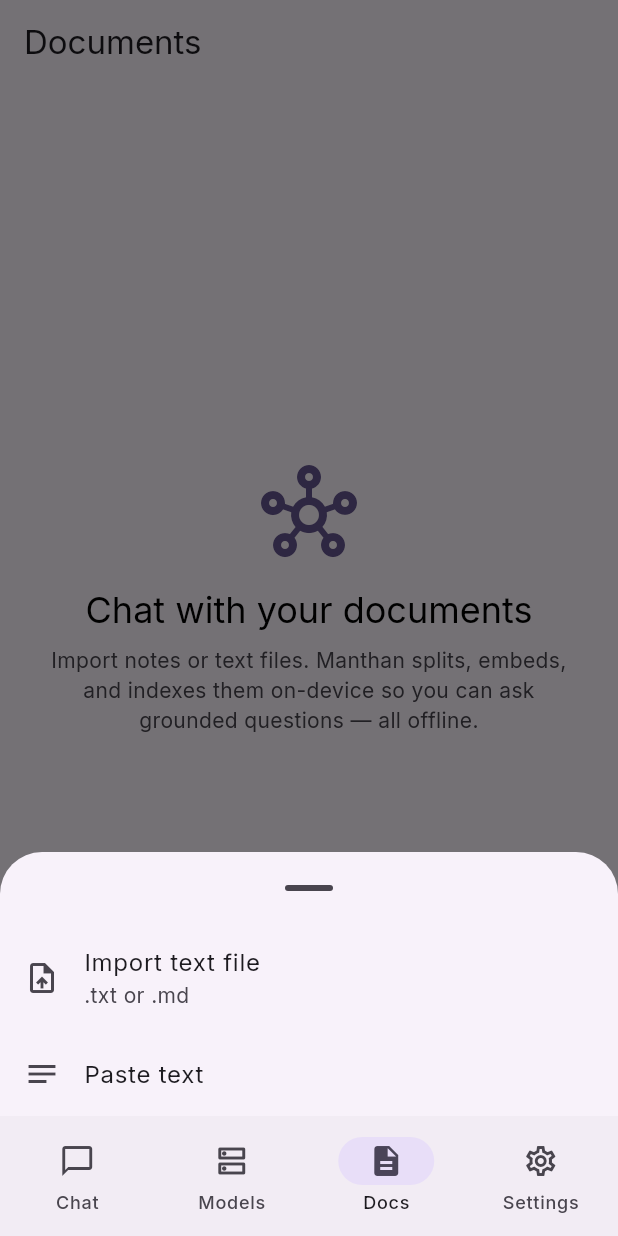
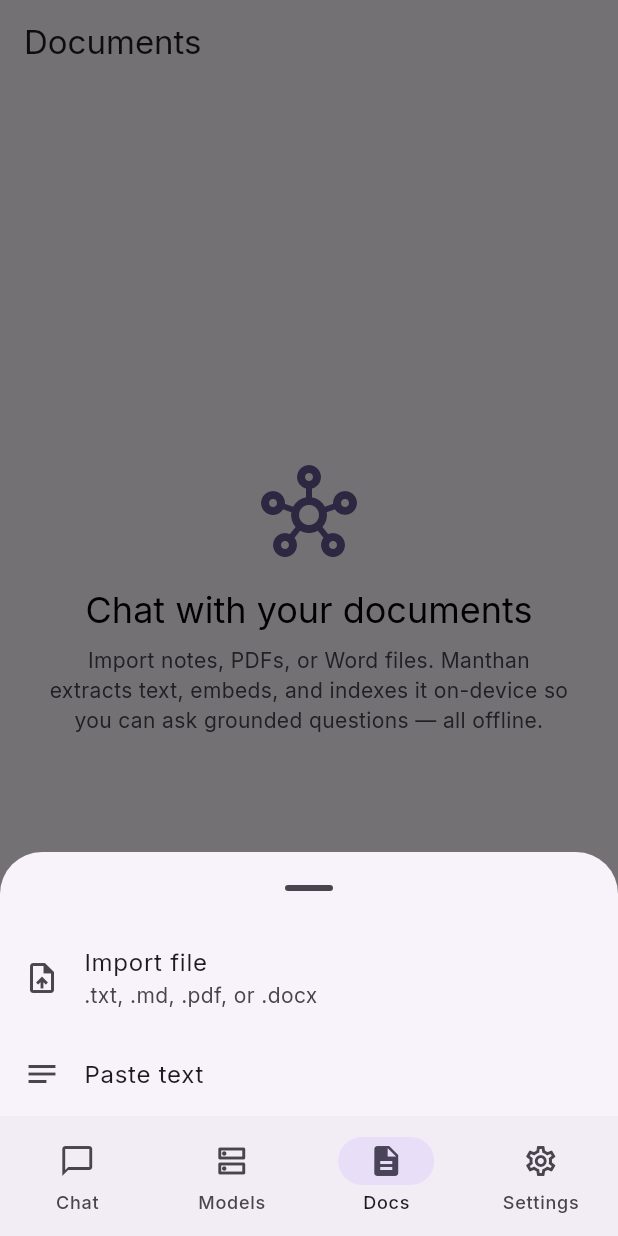
Before and after one commit to Ayushd70/manthan, a Flutter app: the DocumentsPage screen opened by its route, after a tap on "Add document", on a phone screen of 412 x 824 dp. Run offline on Flutter 3.47's test engine with Material 3 defaults, Android fonts, the phone set to English and light mode, and no system bars; drawn by our look-alikes of dynamic_color; our stand-ins replace dio, equatable, file_picker, flutter_animate, flutter_riverpod, flutter_tts and 6 more; missing offline and left inert: flutter_gemma, gpt_markdown, llama_cpp_dart, syncfusion_flutter_pdf; accounts and stored records are empty; generated files the repository leaves out were written again.

Commit message:
Add PDF and DOCX import for on-device RAG indexing.
Extract text via Syncfusion for PDFs and OOXML parsing for Word files,
with clear errors for unsupported or image-only documents.

Signed-off-by: Ayush Dubey <ayushdubey70@gmail.com>

```diff
--- /dev/null
+++ b/lib/features/rag/domain/document_import.dart
@@ -0,0 +1,9 @@
+/// Thrown when a document file cannot be converted to plain text.
+class DocumentImportException implements Exception {
+  const DocumentImportException(this.message);
+
+  final String message;
+
+  @override
+  String toString() => message;
+}
--- a/lib/features/rag/presentation/documents_page.dart
+++ b/lib/features/rag/presentation/documents_page.dart
@@ -1,15 +1,18 @@
 import 'dart:async';
-import 'dart:convert';
 
 import 'package:file_picker/file_picker.dart';
 import 'package:flutter/material.dart';
 import 'package:flutter_riverpod/flutter_riverpod.dart';
 import 'package:manthan/core/utils/formatters.dart';
 import 'package:manthan/features/rag/application/rag_controller.dart';
+import 'package:manthan/features/rag/data/document_text_extractor.dart';
+import 'package:manthan/features/rag/domain/document_import.dart';
 
 /// Manages documents imported for retrieval-augmented generation.
 class DocumentsPage extends ConsumerWidget {
   const DocumentsPage({super.key});
+
+  static const _extractor = DocumentTextExtractor();
 
   @override
   Widget build(BuildContext context, WidgetRef ref) {
@@ -105,8 +108,8 @@
           children: <Widget>[
             ListTile(
               leading: const Icon(Icons.upload_file),
-              title: const Text('Import text file'),
-              subtitle: const Text('.txt or .md'),
+              title: const Text('Import file'),
+              subtitle: const Text('.txt, .md, .pdf, or .docx'),
               onTap: () {
                 Navigator.of(context).pop();
                 unawaited(_importFile(context, ref));
@@ -129,14 +132,29 @@
   Future<void> _importFile(BuildContext context, WidgetRef ref) async {
     final file = await FilePicker.pickFile(
       type: FileType.custom,
-      allowedExtensions: <String>['txt', 'md', 'markdown', 'text'],
+      allowedExtensions: <String>[
+        'txt',
+        'md',
+        'markdown',
+        'text',
+        'pdf',
+        'docx',
+      ],
     );
     if (file == null) return;
-    final bytes = await file.readAsBytes();
-    final text = utf8.decode(bytes, allowMalformed: true);
-    await ref
-        .read(ragControllerProvider.notifier)
-        .importText(title: file.name, text: text);
+
+    try {
+      final bytes = await file.readAsBytes();
+      final text = _extractor.extract(fileName: file.name, bytes: bytes);
+      await ref
+          .read(ragControllerProvider.notifier)
+          .importText(title: file.name, text: text);
+    } on DocumentImportException catch (e) {
+      if (!context.mounted) return;
+      ScaffoldMessenger.of(context).showSnackBar(
+        SnackBar(content: Text(e.message)),
+      );
+    }
   }
 
   Future<void> _pasteText(BuildContext context, WidgetRef ref) async {
@@ -248,8 +266,9 @@
             ),
             const SizedBox(height: 8),
             Text(
-              'Import notes or text files. Manthan splits, embeds, and indexes '
-              'them on-device so you can ask grounded questions — all offline.',
+              'Import notes, PDFs, or Word files. Manthan extracts text, '
+              'embeds, and indexes it on-device so you can ask grounded '
+              'questions — all offline.',
               style: theme.textTheme.bodyMedium?.copyWith(
                 color: theme.colorScheme.onSurfaceVariant,
               ),
--- a/pubspec.yaml
+++ b/pubspec.yaml
@@ -28,6 +28,7 @@
 # the latest version available on pub.dev. To see which dependencies have newer
 # versions available, run `flutter pub outdated`.
 dependencies:
+  archive: ^4.0.9
   collection: ^1.19.1
   crypto: ^3.0.7
   cupertino_icons: ^1.0.8
@@ -55,7 +56,9 @@
   share_plus: ^13.1.0
   shared_preferences: ^2.5.5
   speech_to_text: ^7.4.0
+  syncfusion_flutter_pdf: ^33.2.13
   uuid: ^4.5.3
+  xml: ^7.0.1
 
 dev_dependencies:
   build_runner: ^2.15.0
```
Also changed, not shown: lib/features/rag/data/document_text_extractor.dart (added, +92 -0 lines), pubspec.lock, 2 other files.
